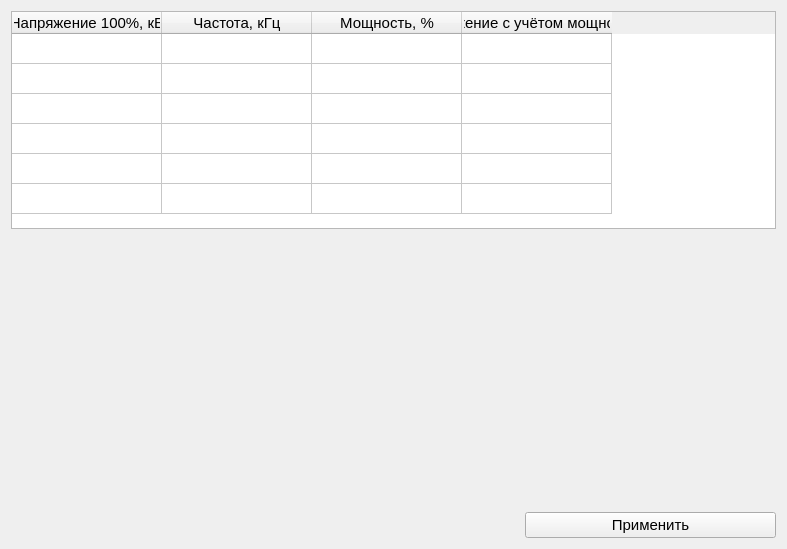
Before: the Qt Designer form voltage.ui in fdult/acceptance_generator, drawn with Qt 5.
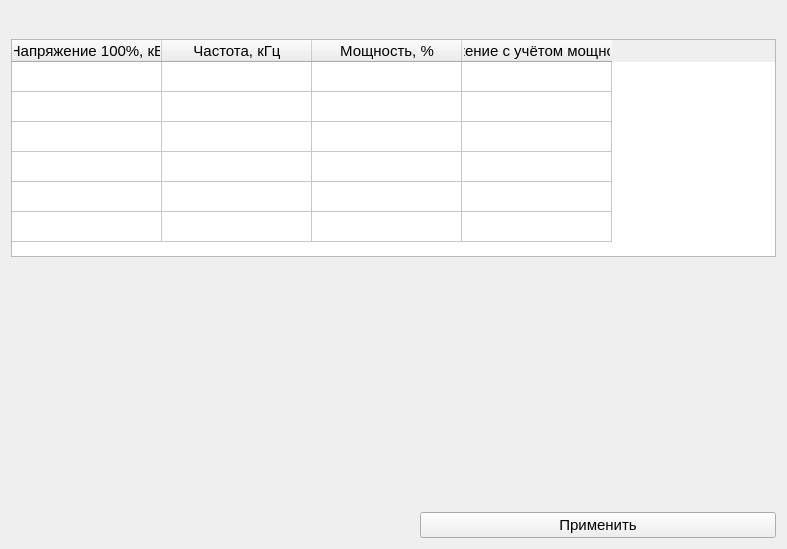
After: the same form once the commit is applied. Icons and pictures are not drawn. Custom widgets are drawn as their Qt base class.

The edit to the form file:
```diff
--- a/voltage.ui
+++ b/voltage.ui
@@ -14,7 +14,32 @@
    <string>Dialog</string>
   </property>
   <layout class="QGridLayout" name="gridLayout">
-   <item row="0" column="0" colspan="3">
+   <item row="3" column="2">
+    <widget class="QPushButton" name="pushButton">
+     <property name="font">
+      <font>
+       <pointsize>11</pointsize>
+      </font>
+     </property>
+     <property name="focusPolicy">
+      <enum>Qt::NoFocus</enum>
+     </property>
+     <property name="text">
+      <string>Применить</string>
+     </property>
+    </widget>
+   </item>
+   <item row="2" column="0" colspan="3">
+    <widget class="QCustomPlot" name="plot" native="true">
+     <property name="sizePolicy">
+      <sizepolicy hsizetype="Preferred" vsizetype="Expanding">
+       <horstretch>0</horstretch>
+       <verstretch>0</verstretch>
+      </sizepolicy>
+     </property>
+    </widget>
+   </item>
+   <item row="1" column="0" colspan="3">
     <widget class="QTableWidget" name="tableWidget">
      <property name="sizePolicy">
       <sizepolicy hsizetype="Preferred" vsizetype="Preferred">
@@ -271,28 +296,35 @@
      </item>
     </widget>
    </item>
-   <item row="1" column="0" colspan="3">
-    <widget class="QCustomPlot" name="plot" native="true">
+   <item row="0" column="0">
+    <widget class="QPushButton" name="btn_refresh">
      <property name="sizePolicy">
-      <sizepolicy hsizetype="Preferred" vsizetype="Expanding">
+      <sizepolicy hsizetype="Fixed" vsizetype="Fixed">
        <horstretch>0</horstretch>
        <verstretch>0</verstretch>
       </sizepolicy>
      </property>
-    </widget>
-   </item>
-   <item row="2" column="2">
-    <widget class="QPushButton" name="pushButton">
-     <property name="font">
-      <font>
-       <pointsize>11</pointsize>
-      </font>
-     </property>
-     <property name="focusPolicy">
-      <enum>Qt::NoFocus</enum>
+     <property name="autoFillBackground">
+      <bool>false</bool>
      </property>
      <property name="text">
-      <string>Применить</string>
+      <string/>
+     </property>
+     <property name="icon">
+      <iconset>
+       <normaloff>../build-acceptance_generator-Desktop_Qt_5_15_2_MinGW_64_bit-Debug/debug/icons/refresh.png</normaloff>../build-acceptance_generator-Desktop_Qt_5_15_2_MinGW_64_bit-Debug/debug/icons/refresh.png</iconset>
+     </property>
+     <property name="iconSize">
+      <size>
+       <width>20</width>
+       <height>20</height>
+      </size>
+     </property>
+     <property name="autoDefault">
+      <bool>false</bool>
+     </property>
+     <property name="flat">
+      <bool>true</bool>
      </property>
     </widget>
    </item>
```
